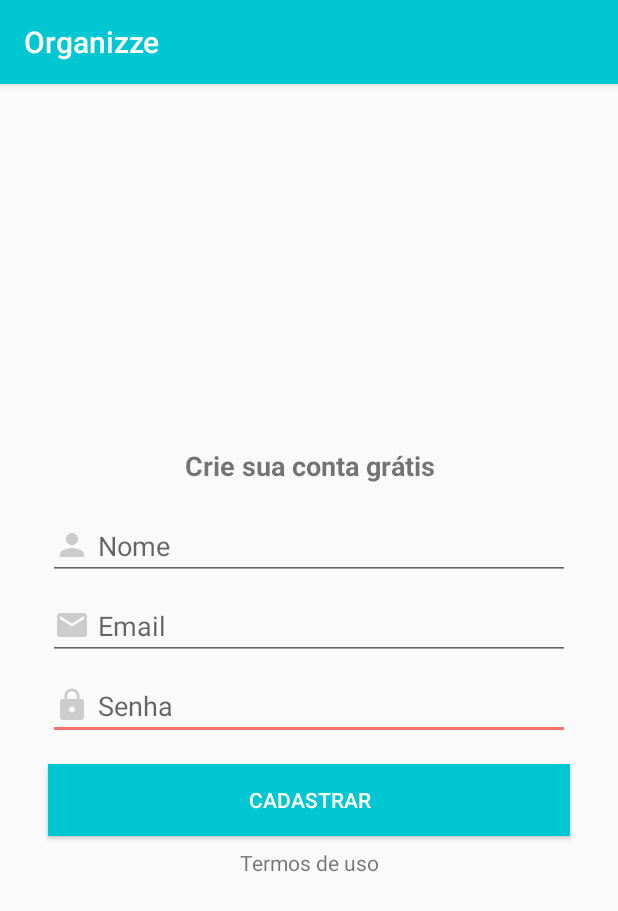
After one commit to FelipeToniolo/Organizze, an Android app: the CadastroActivity screen opened directly, with no data from a screen before it, on a phone screen of 412 x 824 dp. The commit adds this screen. Shown: the top 911 px of the screen. Run offline under Robolectric (Android 15) with nearby library versions, the phone set to English and light mode, and no system bars; our stand-ins replace Firebase (no records; nobody signed in at launch, a user with empty details on screens opened directly).

Commit message:
ëqualize master

```diff
--- a/app/build.gradle
+++ b/app/build.gradle
@@ -25,12 +25,15 @@ dependencies {
     implementation fileTree(dir: 'libs', include: ['*.jar'])
     implementation 'com.android.support:appcompat-v7:26.1.0'
     implementation 'com.android.support.constraint:constraint-layout:1.1.3'
+    implementation 'com.android.support:design:26.1.0'
+
     testImplementation 'junit:junit:4.12'
     androidTestImplementation 'com.android.support.test:runner:1.0.2'
     androidTestImplementation 'com.android.support.test.espresso:espresso-core:3.0.2'
+
     implementation 'com.google.firebase:firebase-core:16.0.1'
     implementation 'com.google.firebase:firebase-database:16.0.1'
     implementation 'com.google.firebase:firebase-auth:16.0.1'
     implementation 'com.heinrichreimersoftware:material-intro:1.6.2'
 }
-    apply plugin: 'com.google.gms.google-services'
+apply plugin: 'com.google.gms.google-services'
--- a/app/src/main/AndroidManifest.xml
+++ b/app/src/main/AndroidManifest.xml
@@ -9,7 +9,8 @@
         android:roundIcon="@mipmap/ic_launcher_round"
         android:supportsRtl="true"
         android:theme="@style/AppTheme">
-        <activity android:name=".MainActivity"
+        <activity
+            android:name=".activity.MainActivity"
             android:theme="@style/Theme.Intro">
             <intent-filter>
                 <action android:name="android.intent.action.MAIN" />
@@ -17,6 +18,8 @@
                 <category android:name="android.intent.category.LAUNCHER" />
             </intent-filter>
         </activity>
+        <activity android:name=".activity.LoginActivity" />
+        <activity android:name=".activity.CadastroActivity"></activity>
     </application>
 
 </manifest>
--- /dev/null
+++ b/app/src/main/java/com/example/felipetoniolo/organizze/activity/CadastroActivity.java
@@ -0,0 +1,92 @@
+package com.example.felipetoniolo.organizze.activity;
+
+import android.support.annotation.NonNull;
+import android.support.v7.app.AppCompatActivity;
+import android.os.Bundle;
+import android.view.View;
+import android.widget.Button;
+import android.widget.EditText;
+import android.widget.Toast;
+
+import com.example.felipetoniolo.organizze.R;
+import com.example.felipetoniolo.organizze.config.ConfiguracaoFirebase;
+import com.example.felipetoniolo.organizze.model.Usuario;
+import com.google.android.gms.tasks.OnCompleteListener;
+import com.google.android.gms.tasks.Task;
+import com.google.firebase.auth.AuthResult;
+import com.google.firebase.auth.FirebaseAuth;
+
+public class CadastroActivity extends AppCompatActivity {
+
+    private EditText campoNome, campoEmail, campoSenha;
+    private Button botaoCadastar;
+    private FirebaseAuth autenticacao;
+    private Usuario usuario;
+
+    @Override
+    protected void onCreate(Bundle savedInstanceState) {
+        super.onCreate(savedInstanceState);
+        setContentView(R.layout.activity_cadastro);
+
+        campoNome = findViewById(R.id.editNome);
+        campoEmail = findViewById(R.id.editEmail);
+        campoSenha = findViewById(R.id.editSenha);
+        botaoCadastar = findViewById(R.id.btnCadastrar);
+
+        botaoCadastar.setOnClickListener(new View.OnClickListener() {
+            @Override
+            public void onClick(View view) {
+
+                String textoNome = campoNome.getText().toString();
+                String textoEmail = campoEmail.getText().toString();
+                String textoSenha = campoSenha.getText().toString();
+
+            //validar se os campos foram preenchidos
+
+                if(!textoNome.isEmpty()){
+                    if(!textoEmail.isEmpty()){
+                        if (!textoSenha.isEmpty()){
+
+                            usuario = new Usuario();
+                            usuario.setNome(( textoNome ));
+                            usuario.setEmail(( textoEmail ));
+                            usuario.setSenha(( textoSenha ));
+
+                            cadastrarUsuario();
+
+                        }else{
+                            Toast.makeText(CadastroActivity.this, "Preencha sua senha!", Toast.LENGTH_SHORT).show();
+                        }
+                    }else{
+                        Toast.makeText(CadastroActivity.this, "Preencha o email!", Toast.LENGTH_SHORT).show();
+                    }
+                }else{
+                    Toast.makeText(CadastroActivity.this, "Preencha o nome!", Toast.LENGTH_SHORT).show();
+
+                }
+
+            }
+        });
+    }
+
+    public void cadastrarUsuario (){
+
+        autenticacao = ConfiguracaoFirebase.getFirebaseAutenticacao();
+        autenticacao.createUserWithEmailAndPassword(
+                usuario.getEmail(), usuario.getSenha()
+
+        ).addOnCompleteListener(this, new OnCompleteListener<AuthResult>() {
+            @Override
+            public void onComplete(@NonNull Task<AuthResult> task) {
+                if (task.isSuccessful()){
+                    Toast.makeText(CadastroActivity.this, "Sucesso ao cadastrar usuário", Toast.LENGTH_SHORT).show();
+
+                }else {
+                    Toast.makeText(CadastroActivity.this, "Erro ao cadastrar usuário!", Toast.LENGTH_SHORT).show();
+
+                }
+            }
+        });
+
+    }
+}
--- /dev/null
+++ b/app/src/main/res/drawable/ic_cadeado_cinza_24dp.xml
@@ -0,0 +1,9 @@
+<vector xmlns:android="http://schemas.android.com/apk/res/android"
+        android:width="24dp"
+        android:height="24dp"
+        android:viewportWidth="24.0"
+        android:viewportHeight="24.0">
+    <path
+        android:fillColor="#CCCCCC"
+        android:pathData="M18,8h-1L17,6c0,-2.76 -2.24,-5 -5,-5S7,3.24 7,6v2L6,8c-1.1,0 -2,0.9 -2,2v10c0,1.1 0.9,2 2,2h12c1.1,0 2,-0.9 2,-2L20,10c0,-1.1 -0.9,-2 -2,-2zM12,17c-1.1,0 -2,-0.9 -2,-2s0.9,-2 2,-2 2,0.9 2,2 -0.9,2 -2,2zM15.1,8L8.9,8L8.9,6c0,-1.71 1.39,-3.1 3.1,-3.1 1.71,0 3.1,1.39 3.1,3.1v2z"/>
+</vector>
--- /dev/null
+++ b/app/src/main/res/drawable/ic_email_cinza_24dp.xml
@@ -0,0 +1,9 @@
+<vector xmlns:android="http://schemas.android.com/apk/res/android"
+        android:width="24dp"
+        android:height="24dp"
+        android:viewportWidth="24.0"
+        android:viewportHeight="24.0">
+    <path
+        android:fillColor="#CCCCCC"
+        android:pathData="M20,4L4,4c-1.1,0 -1.99,0.9 -1.99,2L2,18c0,1.1 0.9,2 2,2h16c1.1,0 2,-0.9 2,-2L22,6c0,-1.1 -0.9,-2 -2,-2zM20,8l-8,5 -8,-5L4,6l8,5 8,-5v2z"/>
+</vector>
--- /dev/null
+++ b/app/src/main/res/drawable/ic_pessoa_cinza_24dp.xml
@@ -0,0 +1,9 @@
+<vector xmlns:android="http://schemas.android.com/apk/res/android"
+        android:width="24dp"
+        android:height="24dp"
+        android:viewportWidth="24.0"
+        android:viewportHeight="24.0">
+    <path
+        android:fillColor="#CCCCCC"
+        android:pathData="M12,12c2.21,0 4,-1.79 4,-4s-1.79,-4 -4,-4 -4,1.79 -4,4 1.79,4 4,4zM12,14c-2.67,0 -8,1.34 -8,4v2h16v-2c0,-2.66 -5.33,-4 -8,-4z"/>
+</vector>
--- /dev/null
+++ b/app/src/main/res/layout/activity_cadastro.xml
@@ -0,0 +1,115 @@
+<?xml version="1.0" encoding="utf-8"?>
+<android.support.constraint.ConstraintLayout xmlns:android="http://schemas.android.com/apk/res/android"
+    xmlns:app="http://schemas.android.com/apk/res-auto"
+    xmlns:tools="http://schemas.android.com/tools"
+    android:layout_width="match_parent"
+    android:layout_height="match_parent"
+    tools:context=".activity.CadastroActivity">
+
+    <TextView
+        android:id="@+id/textView6"
+        android:layout_width="wrap_content"
+        android:layout_height="30dp"
+        android:layout_marginBottom="16dp"
+        android:layout_marginEnd="8dp"
+        android:layout_marginLeft="8dp"
+        android:layout_marginRight="8dp"
+        android:layout_marginStart="8dp"
+        android:gravity="center"
+        android:text="Crie sua conta grátis"
+        android:textSize="18sp"
+        android:textStyle="bold"
+        app:layout_constraintBottom_toTopOf="@+id/editNome"
+        app:layout_constraintEnd_toEndOf="parent"
+        app:layout_constraintStart_toStartOf="parent"
+        app:layout_constraintTop_toTopOf="parent"
+        app:layout_constraintVertical_chainStyle="packed" />
+
+    <android.support.design.widget.TextInputEditText
+        android:id="@+id/editSenha"
+        android:layout_width="0dp"
+        android:layout_height="wrap_content"
+        android:layout_marginEnd="32dp"
+        android:layout_marginLeft="32dp"
+        android:layout_marginRight="32dp"
+        android:layout_marginStart="32dp"
+        android:drawableLeft="@drawable/ic_cadeado_cinza_24dp"
+        android:drawablePadding="5dp"
+        android:ems="10"
+        android:hint="Senha"
+        android:inputType="textPassword"
+        app:layout_constraintBottom_toTopOf="@+id/btnCadastrar"
+        app:layout_constraintEnd_toEndOf="parent"
+        app:layout_constraintStart_toStartOf="parent"
+        app:layout_constraintTop_toBottomOf="@+id/editEmail" />
+
+    <android.support.design.widget.TextInputEditText
+        android:id="@+id/editEmail"
+        android:layout_width="0dp"
+        android:layout_height="wrap_content"
+        android:layout_marginBottom="8dp"
+        android:layout_marginEnd="32dp"
+        android:layout_marginLeft="32dp"
+        android:layout_marginRight="32dp"
+        android:layout_marginStart="32dp"
+        android:drawableLeft="@drawable/ic_email_cinza_24dp"
+        android:drawablePadding="5dp"
+        android:ems="10"
+        android:hint="Email"
+        android:inputType="textEmailAddress"
+        app:layout_constraintBottom_toTopOf="@+id/editSenha"
+        app:layout_constraintEnd_toEndOf="parent"
+        app:layout_constraintStart_toStartOf="parent"
+        app:layout_constraintTop_toBottomOf="@+id/editNome" />
+
+    <android.support.design.widget.TextInputEditText
+        android:id="@+id/editNome"
+        android:layout_width="0dp"
+        android:layout_height="wrap_content"
+        android:layout_marginBottom="8dp"
+        android:layout_marginEnd="32dp"
+        android:layout_marginLeft="32dp"
+        android:layout_marginRight="32dp"
+        android:layout_marginStart="32dp"
+        android:drawableLeft="@drawable/ic_pessoa_cinza_24dp"
+        android:drawablePadding="5dp"
+        android:ems="10"
+        android:hint="Nome"
+        android:inputType="textPersonName"
+        app:layout_constraintBottom_toTopOf="@+id/editEmail"
+        app:layout_constraintEnd_toEndOf="parent"
+        app:layout_constraintStart_toStartOf="parent"
+        app:layout_constraintTop_toBottomOf="@+id/textView6" />
+
+    <Button
+        android:id="@+id/btnCadastrar"
+        android:background="@color/colorPrimary"
+        android:textColor="@android:color/white"
+        android:layout_width="0dp"
+        android:layout_height="wrap_content"
+        android:layout_marginEnd="32dp"
+        android:layout_marginLeft="32dp"
+        android:layout_marginRight="32dp"
+        android:layout_marginStart="32dp"
+        android:layout_marginTop="16dp"
+        android:text="Cadastrar"
+        app:layout_constraintBottom_toTopOf="@+id/textView7"
+        app:layout_constraintEnd_toEndOf="parent"
+        app:layout_constraintStart_toStartOf="parent"
+        app:layout_constraintTop_toBottomOf="@+id/editSenha" />
+
+    <TextView
+        android:id="@+id/textView7"
+        android:layout_width="wrap_content"
+        android:layout_height="wrap_content"
+        android:layout_marginEnd="8dp"
+        android:layout_marginLeft="8dp"
+        android:layout_marginRight="8dp"
+        android:layout_marginStart="8dp"
+        android:layout_marginTop="8dp"
+        android:text="Termos de uso"
+        app:layout_constraintBottom_toBottomOf="parent"
+        app:layout_constraintEnd_toEndOf="parent"
+        app:layout_constraintStart_toStartOf="parent"
+        app:layout_constraintTop_toBottomOf="@+id/btnCadastrar" />
+</android.support.constraint.ConstraintLayout>
--- a/app/src/main/res/layout/activity_main.xml
+++ b/app/src/main/res/layout/activity_main.xml
@@ -4,7 +4,7 @@
     xmlns:tools="http://schemas.android.com/tools"
     android:layout_width="match_parent"
     android:layout_height="match_parent"
-    tools:context=".MainActivity">
+    tools:context=".activity.MainActivity">
 
     <TextView
         android:layout_width="wrap_content"
--- a/app/src/main/res/values/colors.xml
+++ b/app/src/main/res/values/colors.xml
@@ -1,6 +1,7 @@
 <?xml version="1.0" encoding="utf-8"?>
 <resources>
-    <color name="colorPrimary">#3F51B5</color>
-    <color name="colorPrimaryDark">#303F9F</color>
-    <color name="colorAccent">#FF4081</color>
+    <color name="colorPrimary">#01c7d2</color>
+    <color name="colorPrimaryDark">#00b2bc</color>
+    <color name="colorAccent">#ff706a</color>
+    <color name="background_material_light">#fafafa</color>
 </resources>
--- a/app/src/main/res/values/styles.xml
+++ b/app/src/main/res/values/styles.xml
@@ -6,6 +6,7 @@
         <item name="colorPrimary">@color/colorPrimary</item>
         <item name="colorPrimaryDark">@color/colorPrimaryDark</item>
         <item name="colorAccent">@color/colorAccent</item>
+        <item name="android:colorBackground">@color/background_material_light</item>
     </style>
 
 </resources>
```
Also changed, not shown: app/src/main/java/com/example/felipetoniolo/organizze/activity/LoginActivity.java (added, +15 -0 lines), app/src/main/java/com/example/felipetoniolo/organizze/activity/MainActivity.java (renamed from app/src/main/java/com/example/felipetoniolo/organizze/MainActivity.java, +20 -1 lines), app/src/main/java/com/example/felipetoniolo/organizze/config/ConfiguracaoFirebase.java (added, +17 -0 lines), app/src/main/java/com/example/felipetoniolo/organizze/model/Usuario.java (added, +35 -0 lines), app/src/main/res/layout/activity_login.xml (added, +82 -0 lines), app/src/main/res/layout/intro_cadastro.xml (+13 -10 lines), build.gradle (line endings or trailing spaces), 1 other file.
